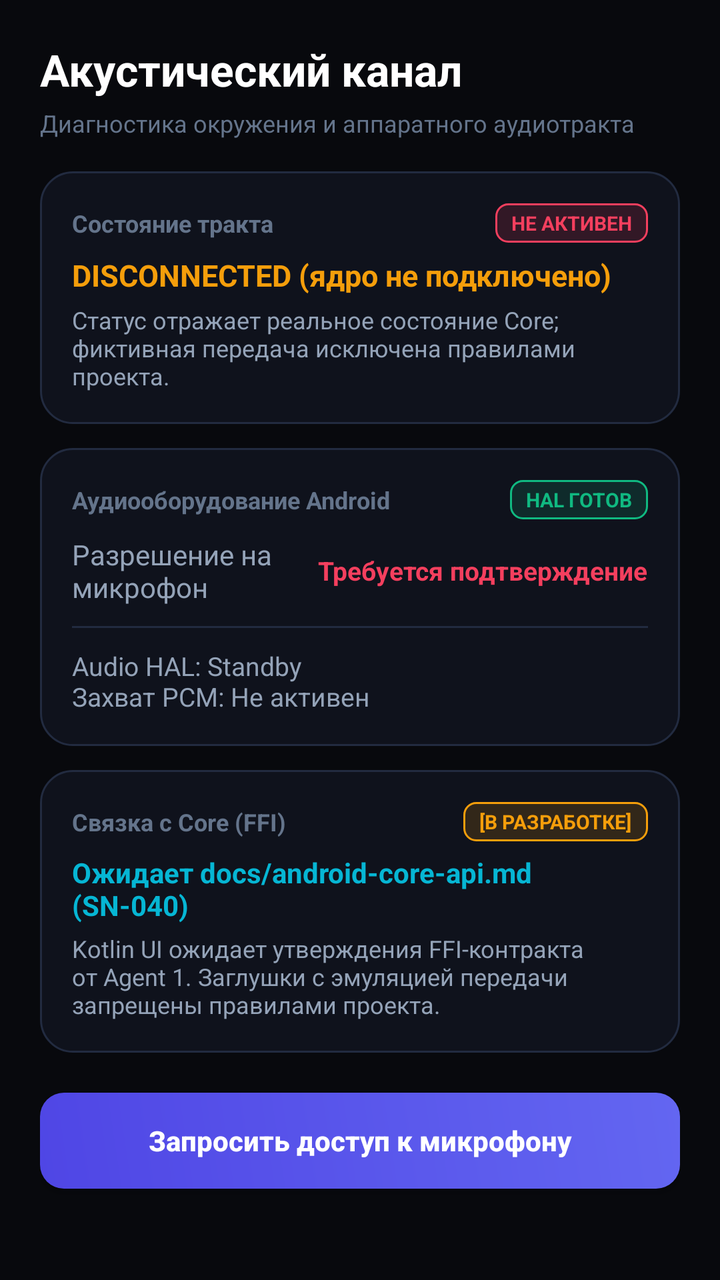
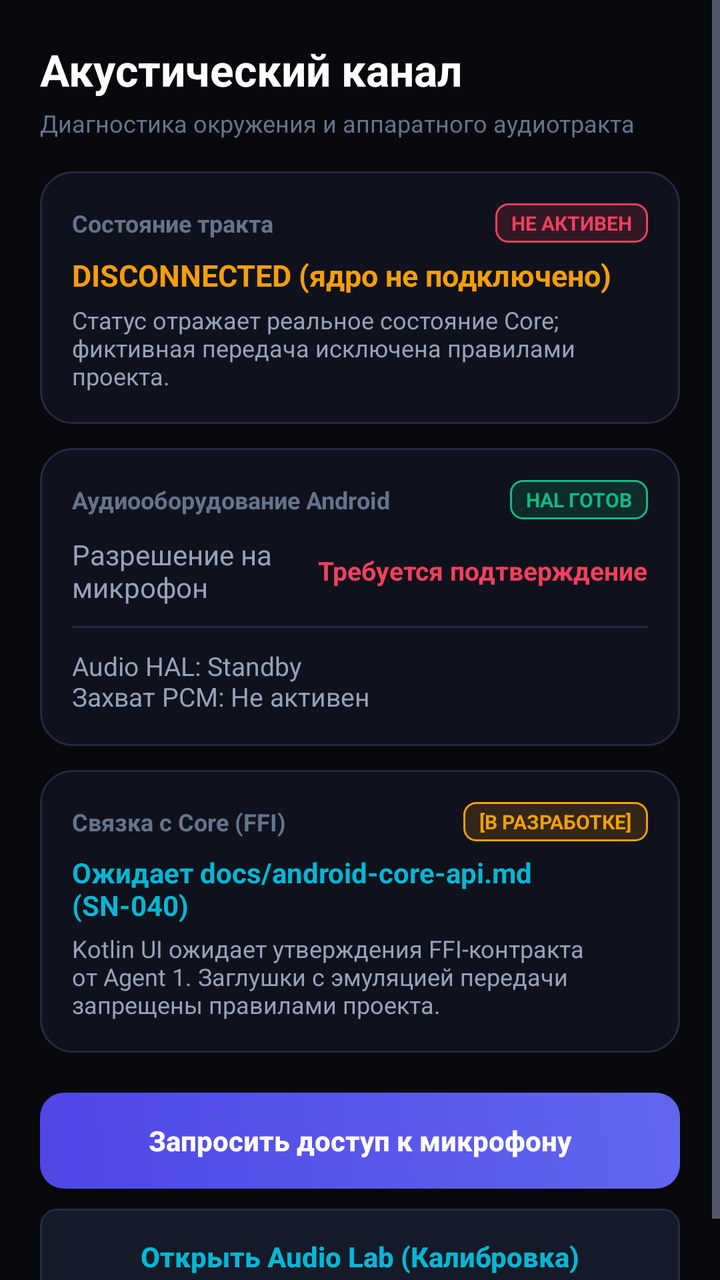

Compare the two renders of this Android layout. The source of the first and the diff that turns it into the second are given below.
<!-- AndroidManifest.xml: application theme Theme.SilentNetwork -->
<!-- res/layout/fragment_status.xml -->
<?xml version="1.0" encoding="utf-8"?>
<ScrollView xmlns:android="http://schemas.android.com/apk/res/android"
    android:layout_width="match_parent"
    android:layout_height="match_parent"
    android:background="@color/bg_canvas"
    android:fillViewport="true">

    <LinearLayout
        android:layout_width="match_parent"
        android:layout_height="wrap_content"
        android:orientation="vertical"
        android:padding="20dp">

        <TextView
            android:layout_width="wrap_content"
            android:layout_height="wrap_content"
            android:text="@string/status_title"
            android:textColor="@color/text_primary"
            android:textSize="22sp"
            android:textStyle="bold" />

        <TextView
            android:layout_width="wrap_content"
            android:layout_height="wrap_content"
            android:layout_marginTop="4dp"
            android:text="@string/status_subtitle"
            android:textColor="@color/text_muted"
            android:textSize="12sp" />

        
        <LinearLayout
            android:layout_width="match_parent"
            android:layout_height="wrap_content"
            android:layout_marginTop="16dp"
            android:background="@drawable/bg_card_glass"
            android:orientation="vertical"
            android:padding="16dp">

            <LinearLayout
                android:layout_width="match_parent"
                android:layout_height="wrap_content"
                android:gravity="center_vertical"
                android:orientation="horizontal">

                <TextView
                    android:layout_width="0dp"
                    android:layout_height="wrap_content"
                    android:layout_weight="1"
                    android:text="@string/status_channel_state"
                    android:textColor="@color/text_muted"
                    android:textSize="12sp"
                    android:textStyle="bold" />

                <TextView
                    android:layout_width="wrap_content"
                    android:layout_height="wrap_content"
                    android:background="@drawable/bg_badge_warning"
                    android:paddingStart="8dp"
                    android:paddingTop="3dp"
                    android:paddingEnd="8dp"
                    android:paddingBottom="3dp"
                    android:text="НЕ АКТИВЕН"
                    android:textColor="@color/accent_rose"
                    android:textSize="10sp"
                    android:textStyle="bold" />
            </LinearLayout>

            <TextView
                android:id="@+id/tv_channel_status"
                android:layout_width="wrap_content"
                android:layout_height="wrap_content"
                android:layout_marginTop="6dp"
                android:text="@string/status_channel_disconnected"
                android:textColor="@color/accent_amber"
                android:textSize="15sp"
                android:textStyle="bold" />

            <TextView
                android:layout_width="wrap_content"
                android:layout_height="wrap_content"
                android:layout_marginTop="4dp"
                android:text="@string/status_channel_desc"
                android:textColor="@color/text_secondary"
                android:textSize="12sp" />
        </LinearLayout>

        
        <LinearLayout
            android:layout_width="match_parent"
            android:layout_height="wrap_content"
            android:layout_marginTop="12dp"
            android:background="@drawable/bg_card_glass"
            android:orientation="vertical"
            android:padding="16dp">

            <LinearLayout
                android:layout_width="match_parent"
                android:layout_height="wrap_content"
                android:gravity="center_vertical"
                android:orientation="horizontal">

                <TextView
                    android:layout_width="0dp"
                    android:layout_height="wrap_content"
                    android:layout_weight="1"
                    android:text="@string/status_hardware"
                    android:textColor="@color/text_muted"
                    android:textSize="12sp"
                    android:textStyle="bold" />

                <TextView
                    android:id="@+id/tv_hardware_badge"
                    android:layout_width="wrap_content"
                    android:layout_height="wrap_content"
                    android:background="@drawable/bg_badge_ready"
                    android:paddingStart="8dp"
                    android:paddingTop="3dp"
                    android:paddingEnd="8dp"
                    android:paddingBottom="3dp"
                    android:text="HAL ГОТОВ"
                    android:textColor="@color/accent_emerald"
                    android:textSize="10sp"
                    android:textStyle="bold" />
            </LinearLayout>

            <LinearLayout
                android:layout_width="match_parent"
                android:layout_height="wrap_content"
                android:layout_marginTop="8dp"
                android:gravity="center_vertical"
                android:orientation="horizontal">

                <TextView
                    android:layout_width="0dp"
                    android:layout_height="wrap_content"
                    android:layout_weight="1"
                    android:text="@string/status_mic_permission"
                    android:textColor="@color/text_secondary"
                    android:textSize="14sp" />

                <TextView
                    android:id="@+id/tv_mic_perm_status"
                    android:layout_width="wrap_content"
                    android:layout_height="wrap_content"
                    android:text="@string/status_perm_denied"
                    android:textColor="@color/accent_rose"
                    android:textSize="13sp"
                    android:textStyle="bold" />
            </LinearLayout>

            <View
                android:layout_width="match_parent"
                android:layout_height="1dp"
                android:layout_marginTop="10dp"
                android:layout_marginBottom="10dp"
                android:background="@color/bg_card_stroke" />

            <TextView
                android:id="@+id/tv_hardware_info"
                android:layout_width="wrap_content"
                android:layout_height="wrap_content"
                android:text="Audio HAL: Standby\nЗахват PCM: Не активен"
                android:textColor="@color/text_secondary"
                android:textSize="13sp" />
        </LinearLayout>

        
        <LinearLayout
            android:layout_width="match_parent"
            android:layout_height="wrap_content"
            android:layout_marginTop="12dp"
            android:background="@drawable/bg_card_glass"
            android:orientation="vertical"
            android:padding="16dp">

            <LinearLayout
                android:layout_width="match_parent"
                android:layout_height="wrap_content"
                android:gravity="center_vertical"
                android:orientation="horizontal">

                <TextView
                    android:layout_width="0dp"
                    android:layout_height="wrap_content"
                    android:layout_weight="1"
                    android:text="@string/status_core_binding"
                    android:textColor="@color/text_muted"
                    android:textSize="12sp"
                    android:textStyle="bold" />

                <TextView
                    android:layout_width="wrap_content"
                    android:layout_height="wrap_content"
                    android:background="@drawable/bg_badge_mock"
                    android:paddingStart="8dp"
                    android:paddingTop="3dp"
                    android:paddingEnd="8dp"
                    android:paddingBottom="3dp"
                    android:text="@string/badge_wip"
                    android:textColor="@color/accent_amber"
                    android:textSize="10sp"
                    android:textStyle="bold" />
            </LinearLayout>

            <TextView
                android:id="@+id/tv_core_contract_status"
                android:layout_width="wrap_content"
                android:layout_height="wrap_content"
                android:layout_marginTop="6dp"
                android:text="@string/status_core_pending"
                android:textColor="@color/accent_cyan"
                android:textSize="14sp"
                android:textStyle="bold" />

            <TextView
                android:layout_width="wrap_content"
                android:layout_height="wrap_content"
                android:layout_marginTop="4dp"
                android:text="@string/status_core_desc"
                android:textColor="@color/text_secondary"
                android:textSize="12sp" />
        </LinearLayout>

        
        <Button
            android:id="@+id/btn_request_permission"
            android:layout_width="match_parent"
            android:layout_height="48dp"
            android:layout_marginTop="20dp"
            android:background="@drawable/bg_button_gradient"
            android:text="@string/status_btn_request_perm"
            android:textAllCaps="false"
            android:textColor="@color/text_primary"
            android:textSize="14sp"
            android:textStyle="bold" />

    </LinearLayout>
</ScrollView>
<!-- resources referenced by this layout -->
<resources>
  <color name="accent_amber">#F59E0B</color>
  <color name="accent_cyan">#06B6D4</color>
  <color name="accent_emerald">#10B981</color>
  <color name="accent_rose">#F43F5E</color>
  <color name="bg_canvas">#08090D</color>
  <color name="bg_card_stroke">#222B40</color>
  <color name="text_muted">#64748B</color>
  <color name="text_primary">#FFFFFF</color>
  <color name="text_secondary">#94A3B8</color>
  <!-- drawable bg_badge_mock (drawable) -->
  <?xml version="1.0" encoding="utf-8"?>
  <shape xmlns:android="http://schemas.android.com/apk/res/android"
      android:shape="rectangle">
      <solid android:color="#26F59E0B" />
      <corners android:radius="6dp" />
      <stroke
          android:width="1dp"
          android:color="@color/accent_amber" />
  </shape>
  <!-- drawable bg_badge_ready (drawable) -->
  <?xml version="1.0" encoding="utf-8"?>
  <shape xmlns:android="http://schemas.android.com/apk/res/android"
      android:shape="rectangle">
      <solid android:color="#2610B981" />
      <corners android:radius="6dp" />
      <stroke
          android:width="1dp"
          android:color="@color/accent_emerald" />
  </shape>
  <!-- drawable bg_badge_warning (drawable) -->
  <?xml version="1.0" encoding="utf-8"?>
  <shape xmlns:android="http://schemas.android.com/apk/res/android"
      android:shape="rectangle">
      <solid android:color="#26F43F5E" />
      <corners android:radius="6dp" />
      <stroke
          android:width="1dp"
          android:color="@color/accent_rose" />
  </shape>
  <!-- drawable bg_button_gradient (drawable) -->
  <?xml version="1.0" encoding="utf-8"?>
  <shape xmlns:android="http://schemas.android.com/apk/res/android"
      android:shape="rectangle">
      <gradient
          android:angle="45"
          android:endColor="@color/accent_primary"
          android:startColor="#4F46E5" />
      <corners android:radius="12dp" />
  </shape>
  <string name="badge_wip">[В РАЗРАБОТКЕ]</string>
  <string name="status_btn_request_perm">Запросить доступ к микрофону</string>
  <string name="status_channel_desc">Статус отражает реальное состояние Core; фиктивная передача исключена правилами проекта.</string>
  <string name="status_channel_disconnected">DISCONNECTED (ядро не подключено)</string>
  <string name="status_channel_state">Состояние тракта</string>
  <string name="status_core_binding">Связка с Core (FFI)</string>
  <string name="status_core_desc">Kotlin UI ожидает утверждения FFI-контракта от Agent 1. Заглушки с эмуляцией передачи запрещены правилами проекта.</string>
  <string name="status_core_pending">Ожидает docs/android-core-api.md (SN-040)</string>
  <string name="status_hardware">Аудиооборудование Android</string>
  <string name="status_mic_permission">Разрешение на микрофон</string>
  <string name="status_perm_denied">Требуется подтверждение</string>
  <string name="status_subtitle">Диагностика окружения и аппаратного аудиотракта</string>
  <string name="status_title">Акустический канал</string>
  <color name="accent_primary">#6366F1</color>
  <color name="bg_surface">#0F121C</color>
  <!-- unchanged entries left out for length: 2 -->
</resources>

<!-- the commit's change to res/layout/fragment_status.xml (unified diff, before → after) -->
@@ -234,5 +234,18 @@
             android:textSize="14sp"
             android:textStyle="bold" />
 
+        
+        <Button
+            android:id="@+id/btn_open_audio_lab"
+            android:layout_width="match_parent"
+            android:layout_height="48dp"
+            android:layout_marginTop="10dp"
+            android:background="@drawable/bg_button_secondary"
+            android:text="@string/audiolab_quick_launch"
+            android:textAllCaps="false"
+            android:textColor="@color/accent_cyan"
+            android:textSize="14sp"
+            android:textStyle="bold" />
+
     </LinearLayout>
 </ScrollView>
<!-- resource entries referenced after the edit -->
@@ -49,6 +49,21 @@
           android:startColor="#4F46E5" />
       <corners android:radius="12dp" />
   </shape>
+  <!-- drawable bg_button_secondary (drawable) -->
+  <?xml version="1.0" encoding="utf-8"?>
+  <ripple xmlns:android="http://schemas.android.com/apk/res/android"
+      android:color="@color/accent_primary_glow">
+      <item>
+          <shape android:shape="rectangle">
+              <solid android:color="@color/bg_surface_elevated" />
+              <stroke
+                  android:width="1dp"
+                  android:color="@color/bg_card_stroke" />
+              <corners android:radius="8dp" />
+          </shape>
+      </item>
+  </ripple>
+  <string name="audiolab_quick_launch">Открыть Audio Lab (Калибровка)</string>
   <string name="badge_wip">[В РАЗРАБОТКЕ]</string>
   <string name="status_btn_request_perm">Запросить доступ к микрофону</string>
   <string name="status_channel_desc">Статус отражает реальное состояние Core; фиктивная передача исключена правилами проекта.</string>
@@ -63,6 +78,8 @@
   <string name="status_subtitle">Диагностика окружения и аппаратного аудиотракта</string>
   <string name="status_title">Акустический канал</string>
   <color name="accent_primary">#6366F1</color>
+  <color name="accent_primary_glow">#336366F1</color>
+  <color name="bg_surface_elevated">#151A28</color>
   <color name="bg_surface">#0F121C</color>
   <!-- unchanged entries left out for length: 2 -->
 </resources>
